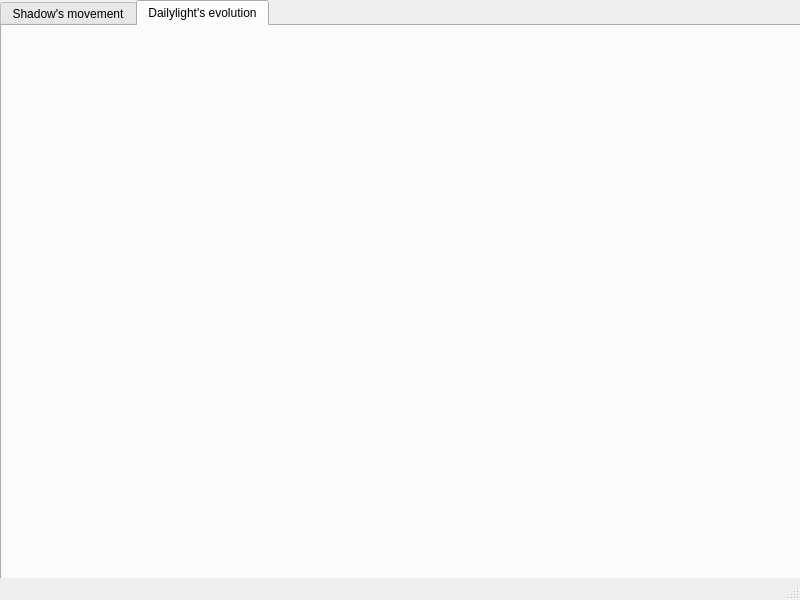
The window that mainwindow.ui (ShayhMaksim/OPRS5) describes before a commit, drawn with Qt 5.
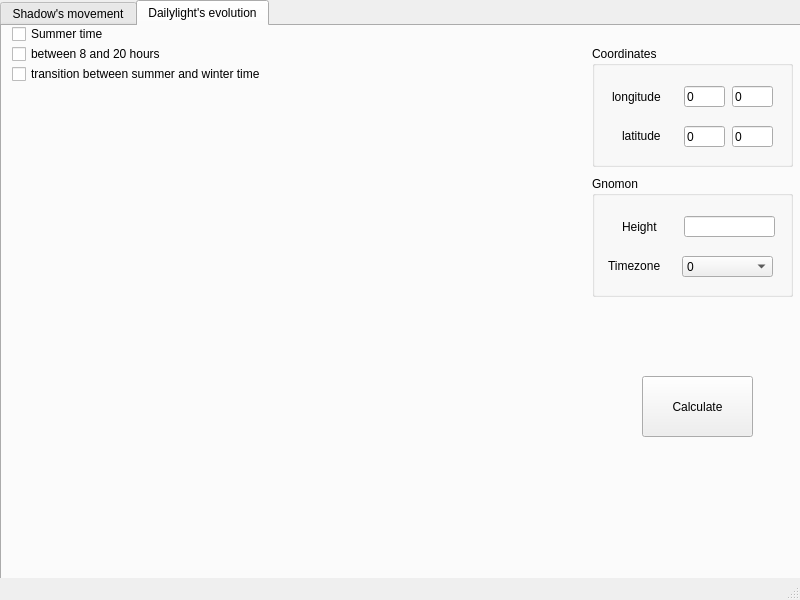
The same window after the commit. The open tabs and pages were chosen to show the change. Custom widgets are drawn as their Qt base class.

```diff
--- a/mainwindow.ui
+++ b/mainwindow.ui
@@ -358,6 +358,343 @@
      <attribute name="title">
       <string>Dailylight's evolution</string>
      </attribute>
+     <widget class="QCustomPlot" name="widget_2" native="true">
+      <property name="geometry">
+       <rect>
+        <x>10</x>
+        <y>60</y>
+        <width>571</width>
+        <height>451</height>
+       </rect>
+      </property>
+     </widget>
+     <widget class="QGroupBox" name="groupBox_4">
+      <property name="geometry">
+       <rect>
+        <x>590</x>
+        <y>20</y>
+        <width>201</width>
+        <height>121</height>
+       </rect>
+      </property>
+      <property name="title">
+       <string>Сoordinates</string>
+      </property>
+      <widget class="QLineEdit" name="lineEdit_13">
+       <property name="geometry">
+        <rect>
+         <x>92</x>
+         <y>40</y>
+         <width>41</width>
+         <height>21</height>
+        </rect>
+       </property>
+       <property name="text">
+        <string>0</string>
+       </property>
+      </widget>
+      <widget class="QLineEdit" name="lineEdit_14">
+       <property name="geometry">
+        <rect>
+         <x>92</x>
+         <y>80</y>
+         <width>41</width>
+         <height>21</height>
+        </rect>
+       </property>
+       <property name="text">
+        <string>0</string>
+       </property>
+      </widget>
+      <widget class="QLabel" name="label_8">
+       <property name="geometry">
+        <rect>
+         <x>20</x>
+         <y>40</y>
+         <width>71</width>
+         <height>21</height>
+        </rect>
+       </property>
+       <property name="text">
+        <string>longitude</string>
+       </property>
+      </widget>
+      <widget class="QLabel" name="label_9">
+       <property name="geometry">
+        <rect>
+         <x>30</x>
+         <y>80</y>
+         <width>61</width>
+         <height>20</height>
+        </rect>
+       </property>
+       <property name="text">
+        <string>latitude</string>
+       </property>
+      </widget>
+      <widget class="QLineEdit" name="lineEdit_15">
+       <property name="geometry">
+        <rect>
+         <x>140</x>
+         <y>40</y>
+         <width>41</width>
+         <height>21</height>
+        </rect>
+       </property>
+       <property name="text">
+        <string>0</string>
+       </property>
+      </widget>
+      <widget class="QLineEdit" name="lineEdit_16">
+       <property name="geometry">
+        <rect>
+         <x>140</x>
+         <y>80</y>
+         <width>41</width>
+         <height>21</height>
+        </rect>
+       </property>
+       <property name="text">
+        <string>0</string>
+       </property>
+      </widget>
+     </widget>
+     <widget class="QGroupBox" name="groupBox_5">
+      <property name="geometry">
+       <rect>
+        <x>590</x>
+        <y>150</y>
+        <width>201</width>
+        <height>121</height>
+       </rect>
+      </property>
+      <property name="title">
+       <string>Gnomon</string>
+      </property>
+      <widget class="QLineEdit" name="lineEdit_17">
+       <property name="geometry">
+        <rect>
+         <x>92</x>
+         <y>40</y>
+         <width>91</width>
+         <height>21</height>
+        </rect>
+       </property>
+      </widget>
+      <widget class="QLabel" name="label_10">
+       <property name="geometry">
+        <rect>
+         <x>30</x>
+         <y>40</y>
+         <width>51</width>
+         <height>21</height>
+        </rect>
+       </property>
+       <property name="text">
+        <string>Height</string>
+       </property>
+      </widget>
+      <widget class="QComboBox" name="comboBox_2">
+       <property name="geometry">
+        <rect>
+         <x>90</x>
+         <y>80</y>
+         <width>91</width>
+         <height>21</height>
+        </rect>
+       </property>
+       <item>
+        <property name="text">
+         <string>0</string>
+        </property>
+       </item>
+       <item>
+        <property name="text">
+         <string>-1</string>
+        </property>
+       </item>
+       <item>
+        <property name="text">
+         <string>-2</string>
+        </property>
+       </item>
+       <item>
+        <property name="text">
+         <string>-3</string>
+        </property>
+       </item>
+       <item>
+        <property name="text">
+         <string>-4</string>
+        </property>
+       </item>
+       <item>
+        <property name="text">
+         <string>-5</string>
+        </property>
+       </item>
+       <item>
+        <property name="text">
+         <string>-6</string>
+        </property>
+       </item>
+       <item>
+        <property name="text">
+         <string>-7</string>
+        </property>
+       </item>
+       <item>
+        <property name="text">
+         <string>-8</string>
+        </property>
+       </item>
+       <item>
+        <property name="text">
+         <string>-9</string>
+        </property>
+       </item>
+       <item>
+        <property name="text">
+         <string>-10</string>
+        </property>
+       </item>
+       <item>
+        <property name="text">
+         <string>-11</string>
+        </property>
+       </item>
+       <item>
+        <property name="text">
+         <string>-12</string>
+        </property>
+       </item>
+       <item>
+        <property name="text">
+         <string>1</string>
+        </property>
+       </item>
+       <item>
+        <property name="text">
+         <string>2</string>
+        </property>
+       </item>
+       <item>
+        <property name="text">
+         <string>3</string>
+        </property>
+       </item>
+       <item>
+        <property name="text">
+         <string>4</string>
+        </property>
+       </item>
+       <item>
+        <property name="text">
+         <string>5</string>
+        </property>
+       </item>
+       <item>
+        <property name="text">
+         <string>6</string>
+        </property>
+       </item>
+       <item>
+        <property name="text">
+         <string>7</string>
+        </property>
+       </item>
+       <item>
+        <property name="text">
+         <string>8</string>
+        </property>
+       </item>
+       <item>
+        <property name="text">
+         <string>9</string>
+        </property>
+       </item>
+       <item>
+        <property name="text">
+         <string>10</string>
+        </property>
+       </item>
+       <item>
+        <property name="text">
+         <string>11</string>
+        </property>
+       </item>
+       <item>
+        <property name="text">
+         <string>12</string>
+        </property>
+       </item>
+      </widget>
+      <widget class="QLabel" name="label_11">
+       <property name="geometry">
+        <rect>
+         <x>16</x>
+         <y>80</y>
+         <width>71</width>
+         <height>20</height>
+        </rect>
+       </property>
+       <property name="text">
+        <string>Timezone</string>
+       </property>
+      </widget>
+     </widget>
+     <widget class="QCheckBox" name="checkBox">
+      <property name="geometry">
+       <rect>
+        <x>10</x>
+        <y>0</y>
+        <width>161</width>
+        <height>16</height>
+       </rect>
+      </property>
+      <property name="text">
+       <string>Summer time</string>
+      </property>
+     </widget>
+     <widget class="QCheckBox" name="checkBox_2">
+      <property name="geometry">
+       <rect>
+        <x>10</x>
+        <y>20</y>
+        <width>211</width>
+        <height>16</height>
+       </rect>
+      </property>
+      <property name="text">
+       <string>between 8 and 20 hours</string>
+      </property>
+     </widget>
+     <widget class="QCheckBox" name="checkBox_3">
+      <property name="geometry">
+       <rect>
+        <x>10</x>
+        <y>40</y>
+        <width>331</width>
+        <height>16</height>
+       </rect>
+      </property>
+      <property name="text">
+       <string>transition between summer and winter time</string>
+      </property>
+     </widget>
+     <widget class="QPushButton" name="pushButton_3">
+      <property name="geometry">
+       <rect>
+        <x>640</x>
+        <y>350</y>
+        <width>111</width>
+        <height>61</height>
+       </rect>
+      </property>
+      <property name="text">
+       <string>Calculate</string>
+      </property>
+     </widget>
     </widget>
    </widget>
   </widget>
```
Left out of the diff: 2 changed lines with no effect on the pictures.
